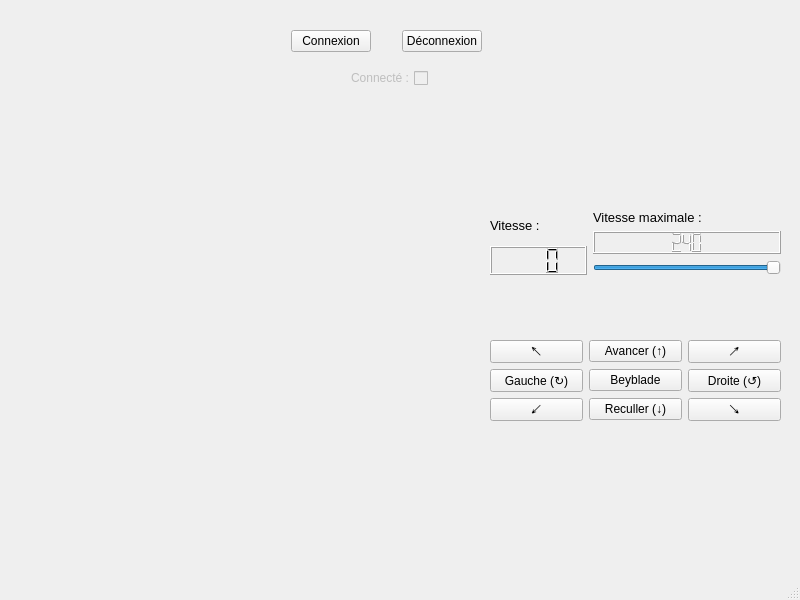
Qt form mainwindow.ui (Ghariq/WifiBot) before a commit.
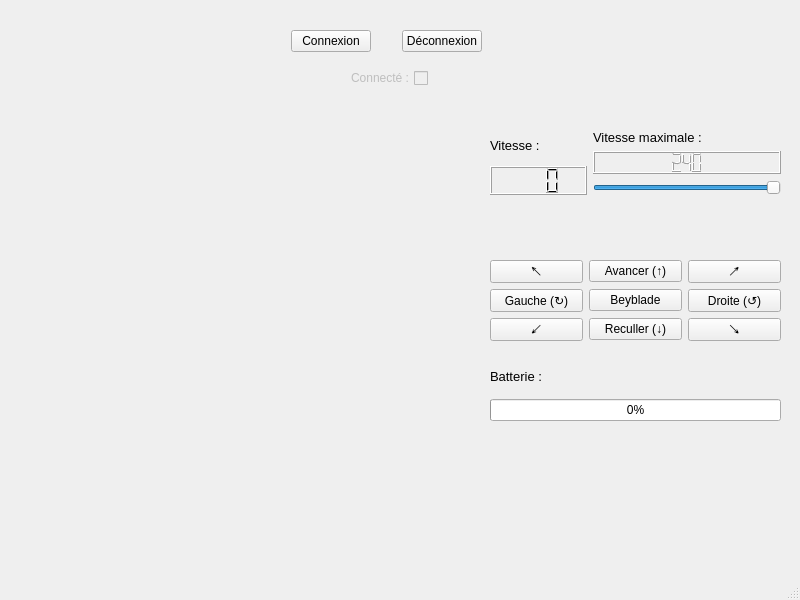
The same form after that commit.

The edit to the form file:
```diff
--- a/mainwindow.ui
+++ b/mainwindow.ui
@@ -83,7 +83,7 @@
     <property name="geometry">
      <rect>
       <x>490</x>
-      <y>210</y>
+      <y>130</y>
       <width>291</width>
       <height>211</height>
      </rect>
@@ -350,14 +350,48 @@
    <widget class="QWidget" name="verticalLayoutWidget_2">
     <property name="geometry">
      <rect>
-      <x>70</x>
-      <y>130</y>
-      <width>261</width>
-      <height>241</height>
+      <x>90</x>
+      <y>140</y>
+      <width>251</width>
+      <height>191</height>
      </rect>
     </property>
     <layout class="QVBoxLayout" name="camera"/>
    </widget>
+   <widget class="QWidget" name="verticalLayoutWidget_3">
+    <property name="geometry">
+     <rect>
+      <x>490</x>
+      <y>360</y>
+      <width>291</width>
+      <height>61</height>
+     </rect>
+    </property>
+    <layout class="QVBoxLayout" name="batterieLayout">
+     <item>
+      <widget class="QLabel" name="batterielabel">
+       <property name="font">
+        <font>
+         <pointsize>10</pointsize>
+        </font>
+       </property>
+       <property name="text">
+        <string>Batterie :</string>
+       </property>
+      </widget>
+     </item>
+     <item>
+      <widget class="QProgressBar" name="batterieBar">
+       <property name="value">
+        <number>0</number>
+       </property>
+       <property name="textVisible">
+        <bool>true</bool>
+       </property>
+      </widget>
+     </item>
+    </layout>
+   </widget>
   </widget>
   <widget class="QMenuBar" name="menubar">
    <property name="geometry">
```
